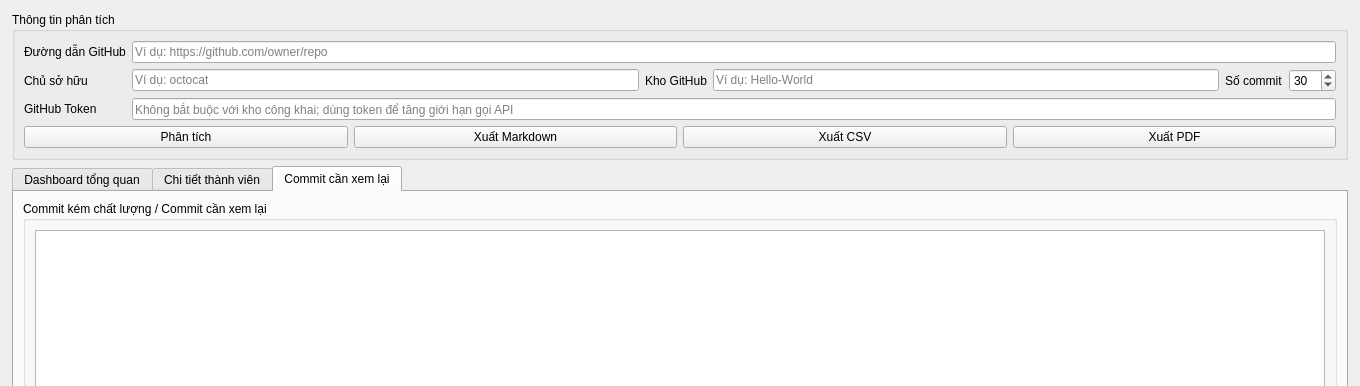
Before: the Qt Designer form main_window.ui in cuonghuhuu/he-thong-danh-gia-dong-gop-github-bang-AI, drawn with Qt 5; both pictures show x 0 to 1360 and y 0 to 386 of the 1360 by 860 pixel window.
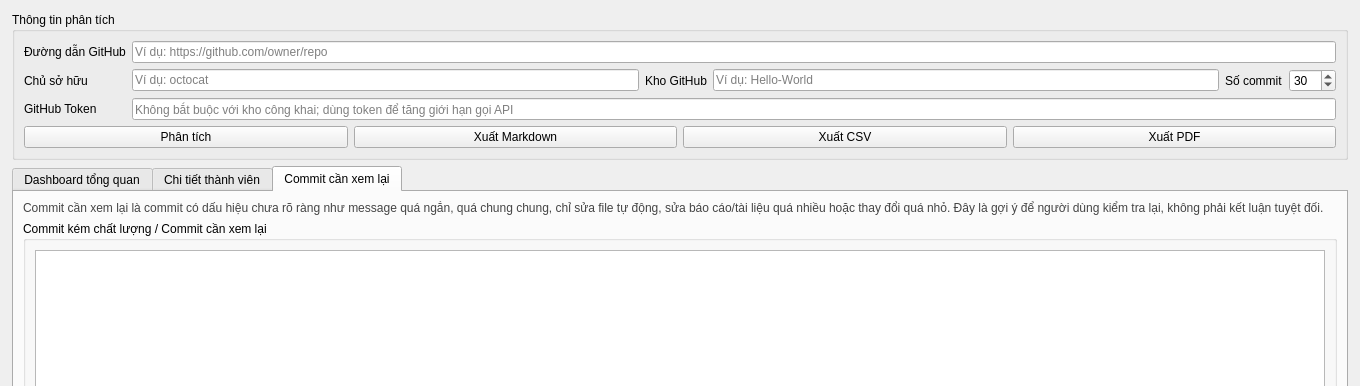
After: the same form once the commit is applied. The open tabs and pages were chosen to show the change.

Commit message: Restore tabbed dashboard and improve pie chart labels

```diff
--- a/main_window.ui
+++ b/main_window.ui
@@ -424,6 +424,19 @@
         <string>Commit cần xem lại</string>
        </attribute>
        <layout class="QVBoxLayout" name="suspiciousTabLayout">
+        <item>
+         <widget class="QLabel" name="suspiciousExplanationLabel">
+          <property name="styleSheet">
+           <string notr="true">color: #444; line-height: 1.3;</string>
+          </property>
+          <property name="text">
+           <string>Commit cần xem lại là commit có dấu hiệu chưa rõ ràng như message quá ngắn, quá chung chung, chỉ sửa file tự động, sửa báo cáo/tài liệu quá nhiều hoặc thay đổi quá nhỏ. Đây là gợi ý để người dùng kiểm tra lại, không phải kết luận tuyệt đối.</string>
+          </property>
+          <property name="wordWrap">
+           <bool>true</bool>
+          </property>
+         </widget>
+        </item>
         <item>
          <widget class="QGroupBox" name="suspiciousCommitGroupBox">
           <property name="title">
```
The commit also changes 2 other files.
